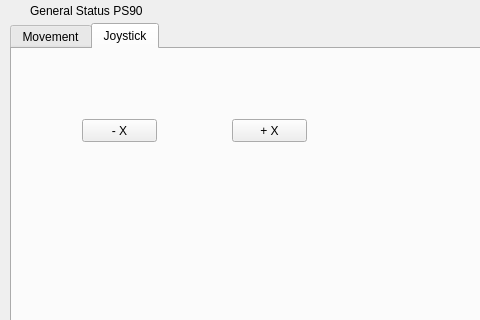
Old version of the form owis_controller.ui in the repository gitHleon/OWIS_controller_V0; both pictures show x 0 to 480 and y 244 to 564 of the 976 by 697 pixel window.
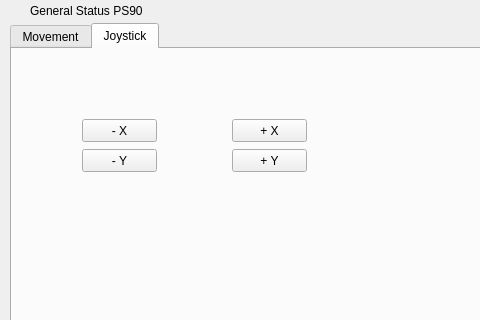
New version of the form.

```diff
--- a/owis_controller.ui
+++ b/owis_controller.ui
@@ -614,6 +614,32 @@
        <string>+ X</string>
       </property>
      </widget>
+     <widget class="QPushButton" name="joyNegButton_Y">
+      <property name="geometry">
+       <rect>
+        <x>70</x>
+        <y>100</y>
+        <width>75</width>
+        <height>23</height>
+       </rect>
+      </property>
+      <property name="text">
+       <string>- Y</string>
+      </property>
+     </widget>
+     <widget class="QPushButton" name="joyPosButton_Y">
+      <property name="geometry">
+       <rect>
+        <x>220</x>
+        <y>100</y>
+        <width>75</width>
+        <height>23</height>
+       </rect>
+      </property>
+      <property name="text">
+       <string>+ Y</string>
+      </property>
+     </widget>
     </widget>
    </widget>
   </widget>
```
